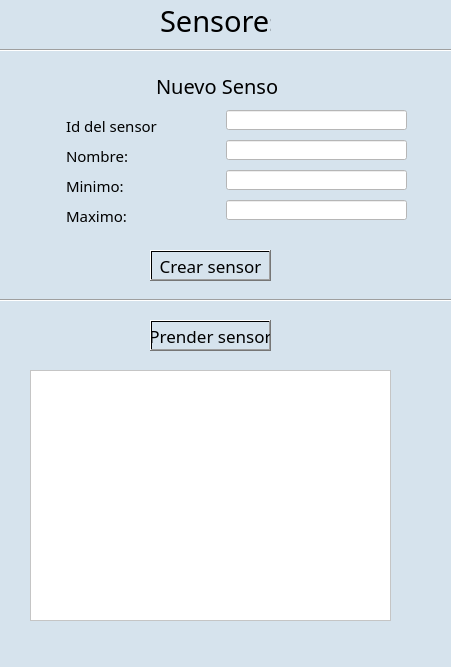
Qt form interfaz-grafica/principal.ui (19SERGIO/Taller-python) before a commit.
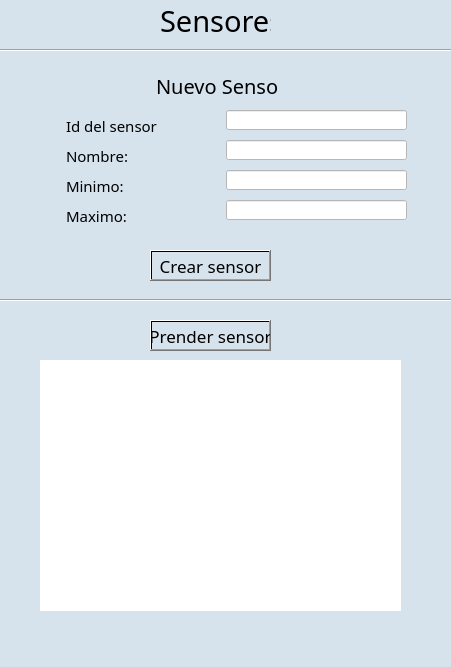
The same form after that commit.

Patch:
```diff
--- a/interfaz-grafica/principal.ui
+++ b/interfaz-grafica/principal.ui
@@ -255,19 +255,6 @@
      <enum>Qt::Horizontal</enum>
     </property>
    </widget>
-   <widget class="QTextBrowser" name="textBrowser">
-    <property name="geometry">
-     <rect>
-      <x>30</x>
-      <y>370</y>
-      <width>361</width>
-      <height>251</height>
-     </rect>
-    </property>
-    <property name="styleSheet">
-     <string notr="true">background-color:white;</string>
-    </property>
-   </widget>
    <widget class="QPushButton" name="btn_prender">
     <property name="geometry">
      <rect>
@@ -287,6 +274,23 @@
      <string>Prender sensor</string>
     </property>
    </widget>
+   <widget class="QLabel" name="label_sensor">
+    <property name="geometry">
+     <rect>
+      <x>40</x>
+      <y>360</y>
+      <width>361</width>
+      <height>251</height>
+     </rect>
+    </property>
+    <property name="styleSheet">
+     <string notr="true">
+background-color:white;</string>
+    </property>
+    <property name="text">
+     <string/>
+    </property>
+   </widget>
   </widget>
   <widget class="QMenuBar" name="menubar">
    <property name="geometry">
```
